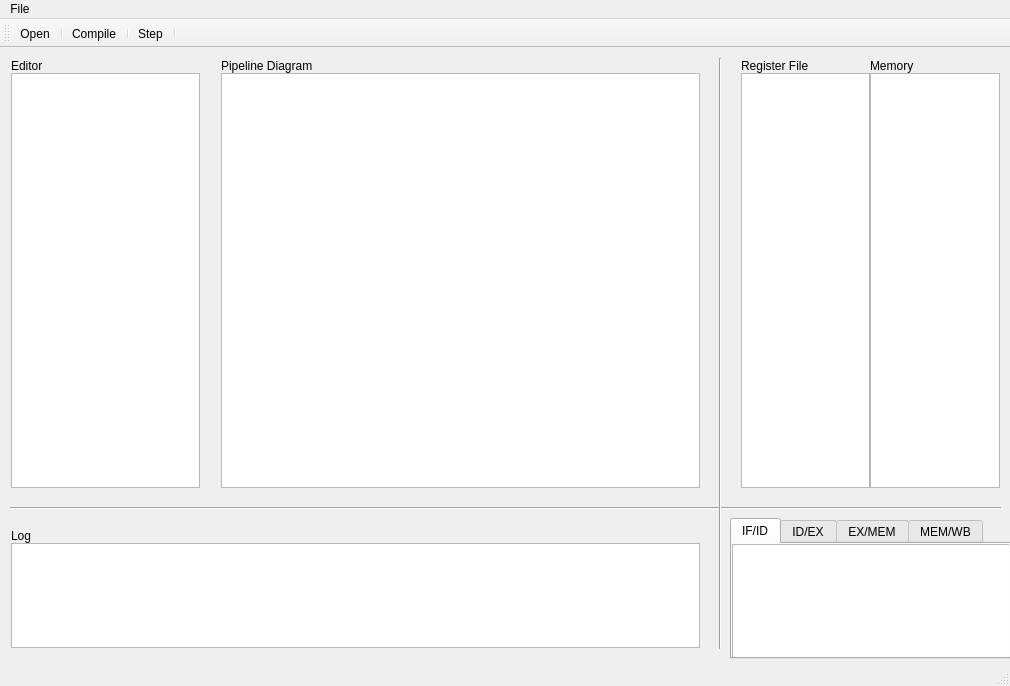
Above: mainwindow.ui from Moerafaat/PipeSquare before the change. Below: the same form after it.
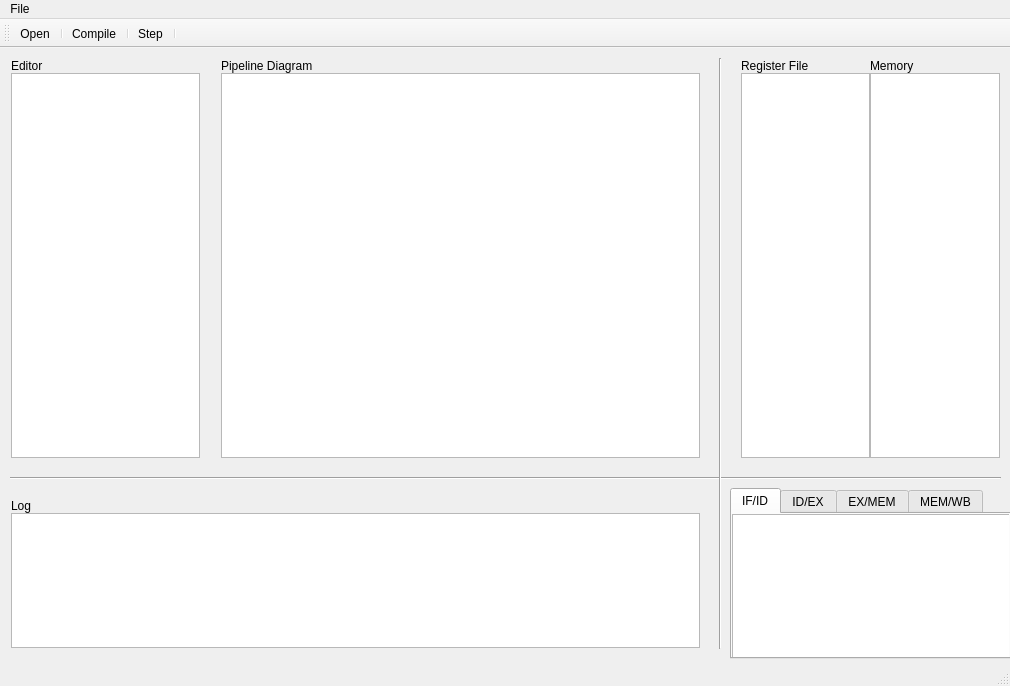
That is the form after the change. Icons and pictures are not drawn.

```diff
--- a/mainwindow.ui
+++ b/mainwindow.ui
@@ -26,7 +26,7 @@
       <x>0</x>
       <y>0</y>
       <width>211</width>
-      <height>451</height>
+      <height>421</height>
      </rect>
     </property>
     <layout class="QVBoxLayout" name="verticalLayout">
@@ -52,9 +52,9 @@
     <property name="geometry">
      <rect>
       <x>0</x>
-      <y>470</y>
+      <y>440</y>
       <width>711</width>
-      <height>141</height>
+      <height>171</height>
      </rect>
     </property>
     <layout class="QVBoxLayout" name="verticalLayout_2">
@@ -72,7 +72,7 @@
       </widget>
      </item>
      <item>
-      <widget class="QPlainTextEdit" name="plaintextedit_log"/>
+      <widget class="QTextEdit" name="textedit_log"/>
      </item>
     </layout>
    </widget>
@@ -80,7 +80,7 @@
     <property name="geometry">
      <rect>
       <x>10</x>
-      <y>450</y>
+      <y>420</y>
       <width>991</width>
       <height>20</height>
      </rect>
@@ -108,7 +108,7 @@
       <x>210</x>
       <y>0</y>
       <width>501</width>
-      <height>451</height>
+      <height>421</height>
      </rect>
     </property>
     <layout class="QVBoxLayout" name="verticalLayout_5">
@@ -137,13 +137,13 @@
      </item>
     </layout>
    </widget>
-   <widget class="QWidget" name="">
+   <widget class="QWidget" name="layoutWidget">
     <property name="geometry">
      <rect>
       <x>730</x>
       <y>0</y>
       <width>281</width>
-      <height>451</height>
+      <height>421</height>
      </rect>
     </property>
     <layout class="QHBoxLayout" name="horizontalLayout">
@@ -196,9 +196,9 @@
     <property name="geometry">
      <rect>
       <x>730</x>
-      <y>470</y>
+      <y>440</y>
       <width>281</width>
-      <height>141</height>
+      <height>171</height>
      </rect>
     </property>
     <property name="currentIndex">
@@ -214,7 +214,7 @@
         <x>0</x>
         <y>0</y>
         <width>281</width>
-        <height>121</height>
+        <height>161</height>
        </rect>
       </property>
      </widget>
```
Left out of the diff: 16 changed lines with no effect on the pictures.
